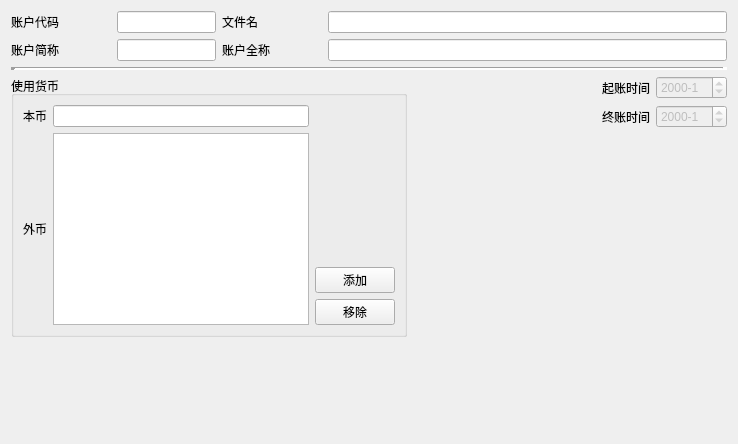
The window that forms/apcbase.ui (wangkungit5905/PzAssistant) describes before a commit, drawn with Qt 5.
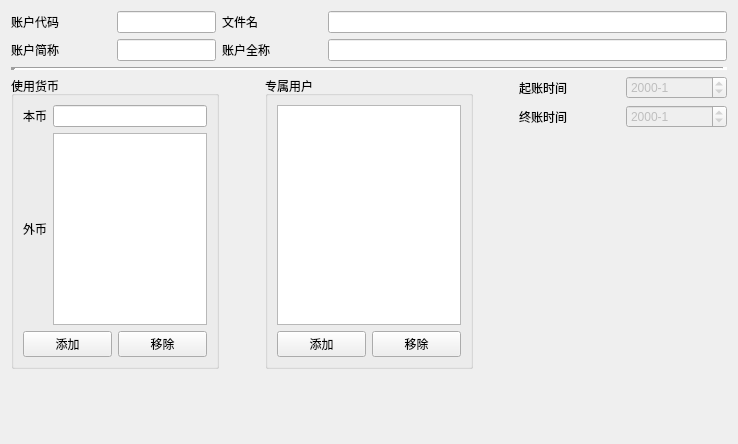
The same window after the commit.

The edit to the form file:
```diff
--- a/forms/apcbase.ui
+++ b/forms/apcbase.ui
@@ -85,13 +85,13 @@
     </widget>
    </item>
    <item>
-    <layout class="QHBoxLayout" name="horizontalLayout_3">
+    <layout class="QHBoxLayout" name="horizontalLayout_3" stretch="1,0,1,0,1">
      <item>
       <widget class="QGroupBox" name="groupBox">
        <property name="title">
         <string>使用货币</string>
        </property>
-       <layout class="QHBoxLayout" name="horizontalLayout_4">
+       <layout class="QVBoxLayout" name="verticalLayout_3">
         <item>
          <layout class="QGridLayout" name="gridLayout_2">
           <item row="0" column="0">
@@ -121,29 +121,59 @@
          </layout>
         </item>
         <item>
-         <layout class="QVBoxLayout" name="verticalLayout_3">
+         <layout class="QHBoxLayout" name="horizontalLayout_4">
           <item>
-           <spacer name="verticalSpacer_4">
+           <widget class="QPushButton" name="addWb">
+            <property name="text">
+             <string>添加</string>
+            </property>
+           </widget>
+          </item>
+          <item>
+           <widget class="QPushButton" name="delWb">
+            <property name="text">
+             <string>移除</string>
+            </property>
+           </widget>
+          </item>
+         </layout>
+        </item>
+       </layout>
+      </widget>
+     </item>
+     <item>
+      <spacer name="horizontalSpacer">
             <property name="orientation">
-             <enum>Qt::Vertical</enum>
+        <enum>Qt::Horizontal</enum>
             </property>
             <property name="sizeHint" stdset="0">
              <size>
-              <width>20</width>
-              <height>40</height>
+         <width>40</width>
+         <height>20</height>
              </size>
             </property>
            </spacer>
           </item>
           <item>
-           <widget class="QPushButton" name="addWb">
+      <widget class="QGroupBox" name="groupBox_2">
+       <property name="title">
+        <string>专属用户</string>
+       </property>
+       <layout class="QVBoxLayout" name="verticalLayout_4">
+        <item>
+         <widget class="QListWidget" name="lstUsers"/>
+        </item>
+        <item>
+         <layout class="QHBoxLayout" name="horizontalLayout_5">
+          <item>
+           <widget class="QPushButton" name="addUser">
             <property name="text">
              <string>添加</string>
             </property>
            </widget>
           </item>
           <item>
-           <widget class="QPushButton" name="delWb">
+           <widget class="QPushButton" name="removeUser">
             <property name="text">
              <string>移除</string>
             </property>
```
Lines whose indentation alone changed are shown as unchanged.
